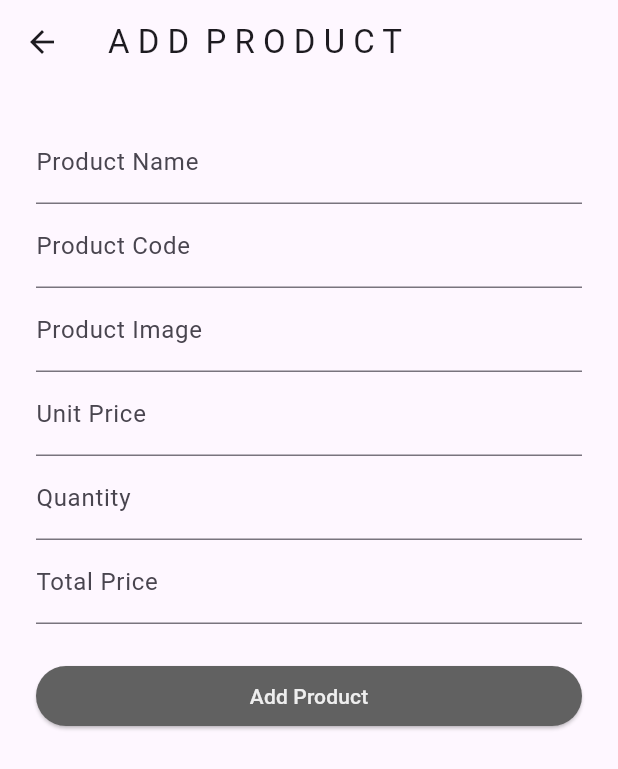
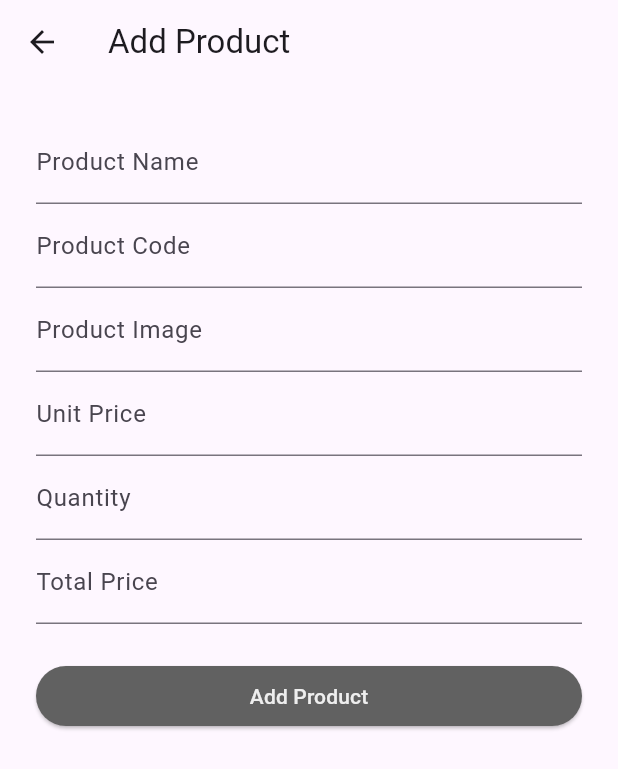
Before and after one commit to dev-dip/Assignment, a Flutter app: the AddProductScreen screen opened directly, on a phone screen of 412 x 824 dp. Shown: the top 769 px of the screen. Run offline on Flutter 3.47's test engine with Material 3 defaults, Android fonts, the phone set to English and light mode, and no system bars; network calls fail.

Commit message:
Crud Api

```diff
--- a/lib/screens/add_new_product_screen.dart
+++ b/lib/screens/add_new_product_screen.dart
@@ -24,7 +24,7 @@ class _AddProductScreenState extends State<AddProductScreen> {
   Widget build(BuildContext context) {
     return Scaffold(
       appBar: AppBar(
-        title: const Text('A D D  P R O D U C T'),
+        title: const Text('Add Product'),
       ),
       body: SingleChildScrollView(
         child: Padding(
--- a/lib/screens/update_product_screen.dart
+++ b/lib/screens/update_product_screen.dart
@@ -39,7 +39,7 @@ class _UpdateProductScreenState extends State<UpdateProductScreen> {
   Widget build(BuildContext context) {
     return Scaffold(
       appBar: AppBar(
-        title: const Text('U P D A T E  P R O D U C T'),
+        title: const Text('Update Product'),
       ),
       body: SingleChildScrollView(
         child: Padding(
```
